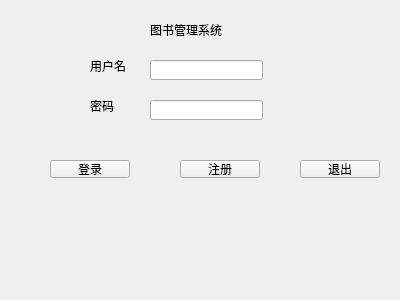
Before: the Qt Designer form login.ui in birchtree2/lib-manage-QT, drawn with Qt 5.
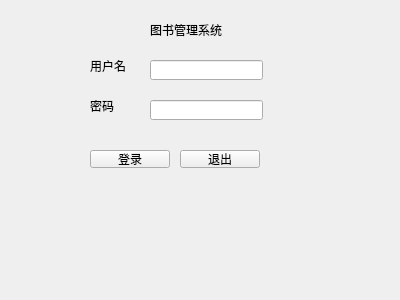
After: the same form once the commit is applied.

```diff
--- a/login.ui
+++ b/login.ui
@@ -16,8 +16,8 @@
   <widget class="QPushButton" name="pushButton">
    <property name="geometry">
     <rect>
-     <x>50</x>
-     <y>160</y>
+     <x>90</x>
+     <y>150</y>
      <width>80</width>
      <height>18</height>
     </rect>
@@ -26,24 +26,11 @@
     <string>登录</string>
    </property>
   </widget>
-  <widget class="QPushButton" name="pushButton_2">
-   <property name="geometry">
-    <rect>
-     <x>180</x>
-     <y>160</y>
-     <width>80</width>
-     <height>18</height>
-    </rect>
-   </property>
-   <property name="text">
-    <string>注册</string>
-   </property>
-  </widget>
   <widget class="QPushButton" name="pushButton_3">
    <property name="geometry">
     <rect>
-     <x>300</x>
-     <y>160</y>
+     <x>180</x>
+     <y>150</y>
      <width>80</width>
      <height>18</height>
     </rect>
```
